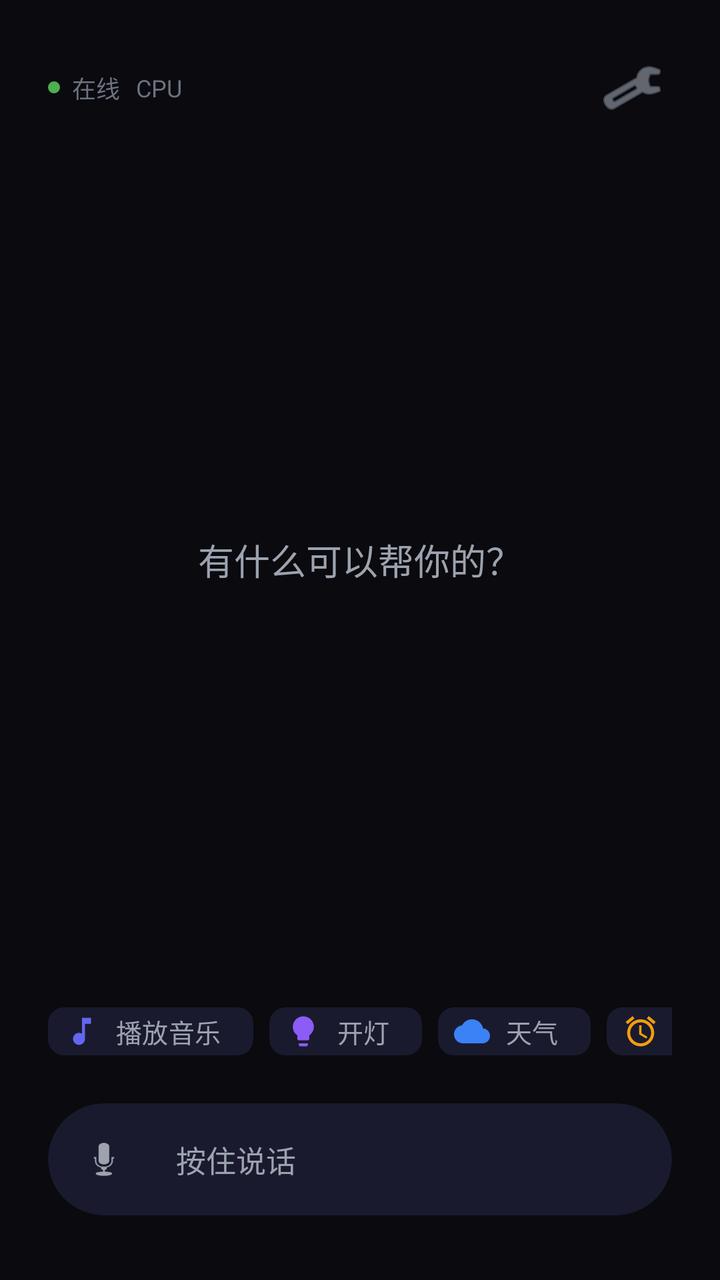
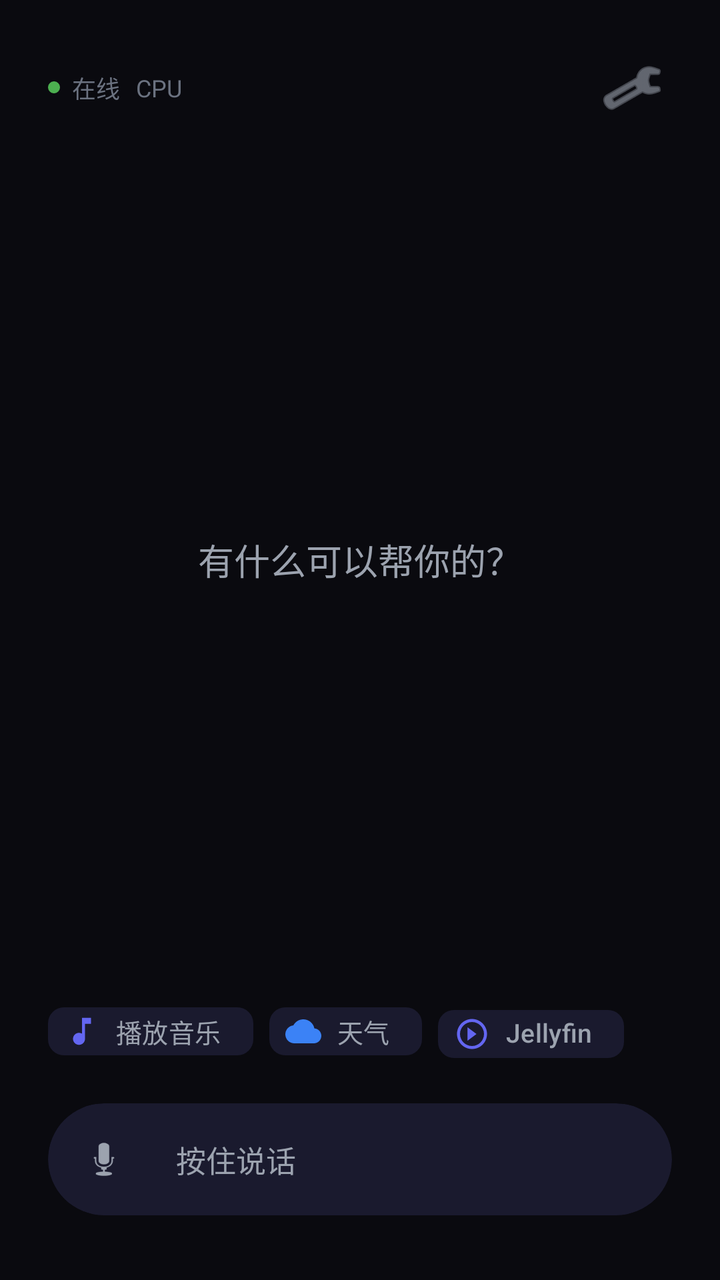

Two renders of the same Android screen: before a commit and after it. Below are the layout's source before the change and the commit's diff.
<!-- AndroidManifest.xml: application theme Theme.VoiceAssistant -->
<!-- res/layout/activity_main.xml -->
<?xml version="1.0" encoding="utf-8"?>
<FrameLayout
    xmlns:android="http://schemas.android.com/apk/res/android"
    xmlns:app="http://schemas.android.com/apk/res-auto"
    xmlns:tools="http://schemas.android.com/tools"
    android:layout_width="match_parent"
    android:layout_height="match_parent"
    android:background="@color/background"
    android:fitsSystemWindows="true">

    
    <LinearLayout
        android:layout_width="match_parent"
        android:layout_height="match_parent"
        android:orientation="vertical">

        
        <LinearLayout
            android:layout_width="match_parent"
            android:layout_height="wrap_content"
            android:layout_marginTop="24dp"
            android:layout_marginHorizontal="24dp"
            android:orientation="horizontal"
            android:gravity="center_vertical">

            <LinearLayout
                android:layout_width="0dp"
                android:layout_height="wrap_content"
                android:layout_weight="1"
                android:orientation="horizontal"
                android:gravity="center_vertical">

                <View
                    android:id="@+id/statusDot"
                    android:layout_width="6dp"
                    android:layout_height="6dp"
                    android:background="@drawable/circle_status_online" />

                <TextView
                    android:id="@+id/tvStatus"
                    android:layout_width="wrap_content"
                    android:layout_height="wrap_content"
                    android:layout_marginStart="6dp"
                    android:text="@string/status_online"
                    android:textColor="@color/text_tertiary"
                    android:textSize="12sp" />

                <TextView
                    android:id="@+id/tvProvider"
                    android:layout_width="wrap_content"
                    android:layout_height="wrap_content"
                    android:layout_marginStart="8dp"
                    android:text="CPU"
                    android:textColor="@color/text_tertiary"
                    android:textSize="12sp" />
            </LinearLayout>

            <ImageButton
                android:id="@+id/btnSettings"
                android:layout_width="40dp"
                android:layout_height="40dp"
                android:background="?attr/selectableItemBackgroundBorderless"
                android:src="@android:drawable/ic_menu_manage"
                android:contentDescription="@string/cd_settings"
                app:tint="@color/text_secondary" />
        </LinearLayout>

        
        <FrameLayout
            android:layout_width="match_parent"
            android:layout_height="0dp"
            android:layout_weight="1"
            android:paddingHorizontal="24dp">

            
            <TextView
                android:id="@+id/tvEmptyHint"
                android:layout_width="wrap_content"
                android:layout_height="wrap_content"
                android:layout_gravity="center"
                android:text="有什么可以帮你的？"
                android:textColor="@color/text_secondary"
                android:textSize="18sp"
                android:fontFamily="sans-serif-light" />

            
            <ScrollView
                android:id="@+id/conversationScroll"
                android:layout_width="match_parent"
                android:layout_height="match_parent"
                android:visibility="gone"
                android:scrollbars="none">

                <LinearLayout
                    android:id="@+id/conversationContainer"
                    android:layout_width="match_parent"
                    android:layout_height="wrap_content"
                    android:orientation="vertical"
                    android:paddingVertical="16dp">

                    

                </LinearLayout>
            </ScrollView>

            
            <com.google.android.material.card.MaterialCardView
                android:id="@+id/asrResultCard"
                android:layout_width="match_parent"
                android:layout_height="wrap_content"
                android:layout_gravity="bottom"
                android:layout_marginBottom="16dp"
                android:visibility="gone"
                android:layerType="software"
                app:cardBackgroundColor="@color/surface"
                app:cardCornerRadius="20dp"
                app:cardElevation="0dp"
                app:strokeWidth="0dp">

                <LinearLayout
                    android:layout_width="match_parent"
                    android:layout_height="wrap_content"
                    android:orientation="horizontal"
                    android:gravity="center_vertical"
                    android:padding="16dp">

                    
                    <View
                        android:id="@+id/asrPulseDot"
                        android:layout_width="8dp"
                        android:layout_height="8dp"
                        android:background="@drawable/circle_pulse" />

                    <TextView
                        android:id="@+id/tvAsrResult"
                        android:layout_width="0dp"
                        android:layout_height="wrap_content"
                        android:layout_weight="1"
                        android:layout_marginStart="12dp"
                        android:text=""
                        android:textColor="@color/text_primary"
                        android:textSize="16sp"
                        android:maxLines="3"
                        android:ellipsize="end" />

                </LinearLayout>
            </com.google.android.material.card.MaterialCardView>
        </FrameLayout>

        
        <LinearLayout
            android:layout_width="match_parent"
            android:layout_height="wrap_content"
            android:orientation="vertical"
            android:paddingHorizontal="24dp"
            android:paddingBottom="32dp">

            
            <HorizontalScrollView
                android:layout_width="match_parent"
                android:layout_height="wrap_content"
                android:layout_marginBottom="16dp"
                android:scrollbars="none">

                <LinearLayout
                    android:id="@+id/quickActionsContainer"
                    android:layout_width="wrap_content"
                    android:layout_height="wrap_content"
                    android:orientation="horizontal">

                    <com.google.android.material.chip.Chip
                        android:id="@+id/chipMusic"
                        android:layout_width="wrap_content"
                        android:layout_height="40dp"
                        android:text="播放音乐"
                        android:textColor="@color/text_secondary"
                        android:textSize="13sp"
                        app:chipBackgroundColor="@color/surface"
                        app:chipStrokeWidth="0dp"
                        app:chipIcon="@drawable/ic_music"
                        app:chipIconTint="@color/primary"
                        app:chipIconVisible="true" />

                    <com.google.android.material.chip.Chip
                        android:id="@+id/chipLight"
                        android:layout_width="wrap_content"
                        android:layout_height="40dp"
                        android:layout_marginStart="8dp"
                        android:text="开灯"
                        android:textColor="@color/text_secondary"
                        android:textSize="13sp"
                        app:chipBackgroundColor="@color/surface"
                        app:chipStrokeWidth="0dp"
                        app:chipIcon="@drawable/ic_light"
                        app:chipIconTint="@color/secondary"
                        app:chipIconVisible="true" />

                    <com.google.android.material.chip.Chip
                        android:id="@+id/chipWeather"
                        android:layout_width="wrap_content"
                        android:layout_height="40dp"
                        android:layout_marginStart="8dp"
                        android:text="天气"
                        android:textColor="@color/text_secondary"
                        android:textSize="13sp"
                        app:chipBackgroundColor="@color/surface"
                        app:chipStrokeWidth="0dp"
                        app:chipIcon="@drawable/ic_weather"
                        app:chipIconTint="@color/info"
                        app:chipIconVisible="true" />

                    <com.google.android.material.chip.Chip
                        android:id="@+id/chipAlarm"
                        android:layout_width="wrap_content"
                        android:layout_height="40dp"
                        android:layout_marginStart="8dp"
                        android:text="设闹钟"
                        android:textColor="@color/text_secondary"
                        android:textSize="13sp"
                        app:chipBackgroundColor="@color/surface"
                        app:chipStrokeWidth="0dp"
                        app:chipIcon="@drawable/ic_alarm"
                        app:chipIconTint="@color/warning"
                        app:chipIconVisible="true" />

                    <com.google.android.material.chip.Chip
                        android:id="@+id/chipJellyfin"
                        android:layout_width="wrap_content"
                        android:layout_height="40dp"
                        android:layout_marginStart="8dp"
                        android:text="Jellyfin"
                        android:textColor="@color/text_secondary"
                        android:textSize="13sp"
                        app:chipBackgroundColor="@color/surface"
                        app:chipStrokeWidth="0dp"
                        app:chipIcon="@drawable/ic_remote_play"
                        app:chipIconTint="@color/primary"
                        app:chipIconVisible="true" />

                </LinearLayout>
            </HorizontalScrollView>

            
            <com.google.android.material.card.MaterialCardView
                android:id="@+id/voiceInputCard"
                android:layout_width="match_parent"
                android:layout_height="56dp"
                android:layerType="software"
                app:cardBackgroundColor="@color/surface"
                app:cardCornerRadius="28dp"
                app:cardElevation="0dp"
                app:strokeWidth="0dp">

                <LinearLayout
                    android:layout_width="match_parent"
                    android:layout_height="match_parent"
                    android:orientation="horizontal"
                    android:gravity="center_vertical">

                    
                    <FrameLayout
                        android:layout_width="48dp"
                        android:layout_height="48dp"
                        android:layout_marginStart="4dp">

                        
                        <ImageView
                            android:id="@+id/icMic"
                            android:layout_width="24dp"
                            android:layout_height="24dp"
                            android:layout_gravity="center"
                            android:src="@android:drawable/ic_btn_speak_now"
                            app:tint="@color/text_secondary" />

                        
                        <LinearLayout
                            android:id="@+id/waveformContainer"
                            android:layout_width="32dp"
                            android:layout_height="24dp"
                            android:layout_gravity="center"
                            android:orientation="horizontal"
                            android:gravity="center"
                            android:visibility="invisible">

                            <View
                                android:id="@+id/waveBar1"
                                android:layout_width="3dp"
                                android:layout_height="8dp"
                                android:background="@color/primary"
                                android:layout_marginHorizontal="1dp" />

                            <View
                                android:id="@+id/waveBar2"
                                android:layout_width="3dp"
                                android:layout_height="16dp"
                                android:background="@color/primary"
                                android:layout_marginHorizontal="1dp" />

                            <View
                                android:id="@+id/waveBar3"
                                android:layout_width="3dp"
                                android:layout_height="12dp"
                                android:background="@color/primary"
                                android:layout_marginHorizontal="1dp" />

                            <View
                                android:id="@+id/waveBar4"
                                android:layout_width="3dp"
                                android:layout_height="20dp"
                                android:background="@color/primary"
                                android:layout_marginHorizontal="1dp" />

                            <View
                                android:id="@+id/waveBar5"
                                android:layout_width="3dp"
                                android:layout_height="10dp"
                                android:background="@color/primary"
                                android:layout_marginHorizontal="1dp" />
                        </LinearLayout>

                        
                        <View
                            android:id="@+id/activeRing"
                            android:layout_width="40dp"
                            android:layout_height="40dp"
                            android:layout_gravity="center"
                            android:background="@drawable/circle_active_ring"
                            android:visibility="invisible" />
                    </FrameLayout>

                    
                    <TextView
                        android:id="@+id/tvInputState"
                        android:layout_width="0dp"
                        android:layout_height="wrap_content"
                        android:layout_weight="1"
                        android:layout_marginHorizontal="12dp"
                        android:text="按住说话"
                        android:textColor="@color/text_secondary"
                        android:textSize="15sp" />

                    
                    <ImageButton
                        android:id="@+id/btnInterrupt"
                        android:layout_width="40dp"
                        android:layout_height="40dp"
                        android:layout_marginEnd="8dp"
                        android:background="?attr/selectableItemBackgroundBorderless"
                        android:src="@android:drawable/ic_media_pause"
                        android:visibility="invisible"
                        android:contentDescription="打断"
                        app:tint="@color/text_secondary" />

                </LinearLayout>
            </com.google.android.material.card.MaterialCardView>

            
            <View
                android:id="@+id/voiceTouchArea"
                android:layout_width="match_parent"
                android:layout_height="56dp"
                android:layout_marginTop="-56dp"
                android:background="@android:color/transparent" />

        </LinearLayout>
    </LinearLayout>
</FrameLayout>
<!-- resources referenced by this layout -->
<resources>
  <color name="background">#FF0A0A0F</color>
  <color name="info">#FF3B82F6</color>
  <color name="primary">#FF6366F1</color>
  <color name="secondary">#FF8B5CF6</color>
  <color name="surface">#FF1A1A2E</color>
  <color name="text_primary">#FFFFFFFF</color>
  <color name="text_secondary">#FF9CA3AF</color>
  <color name="text_tertiary">#FF6B7280</color>
  <color name="warning">#FFF59E0B</color>
  <!-- drawable circle_active_ring (drawable) -->
  <?xml version="1.0" encoding="utf-8"?>
  <shape xmlns:android="http://schemas.android.com/apk/res/android"
      android:shape="ring"
      android:innerRadius="18dp"
      android:thickness="2dp"
      android:useLevel="false">
      <solid android:color="@color/success" />
  </shape>
  <!-- drawable circle_pulse (drawable) -->
  <?xml version="1.0" encoding="utf-8"?>
  <shape xmlns:android="http://schemas.android.com/apk/res/android"
      android:shape="oval">
      <solid android:color="@color/success" />
  </shape>
  <!-- drawable circle_status_online (drawable) -->
  <?xml version="1.0" encoding="utf-8"?>
  <shape xmlns:android="http://schemas.android.com/apk/res/android"
      android:shape="oval">
      <solid android:color="#4CAF50" />
      <size android:width="8dp" android:height="8dp" />
  </shape>
  <!-- drawable ic_alarm (drawable) -->
  <?xml version="1.0" encoding="utf-8"?>
  <vector xmlns:android="http://schemas.android.com/apk/res/android"
      android:width="24dp"
      android:height="24dp"
      android:viewportWidth="24"
      android:viewportHeight="24"
      android:tint="?attr/colorControlNormal">
      <path
          android:fillColor="@android:color/white"
          android:pathData="M22,5.72l-4.6,-3.86 -1.29,1.53 4.6,3.86L22,5.72zM7.88,3.39L6.6,1.86 2,5.71l1.29,1.53 4.59,-3.85zM12.5,8L11,8v6l4.75,2.85 0.75,-1.23 -4,-2.37L12.5,8zM12,4c-4.97,0 -9,4.03 -9,9s4.02,9 9,9c4.97,0 9,-4.03 9,-9s-4.03,-9 -9,-9zM12,20c-3.87,0 -7,-3.13 -7,-7s3.13,-7 7,-7 7,3.13 7,7 -3.13,7 -7,7z"/>
  </vector>
  <!-- drawable ic_light (drawable) -->
  <?xml version="1.0" encoding="utf-8"?>
  <vector xmlns:android="http://schemas.android.com/apk/res/android"
      android:width="24dp"
      android:height="24dp"
      android:viewportWidth="24"
      android:viewportHeight="24"
      android:tint="?attr/colorControlNormal">
      <path
          android:fillColor="@android:color/white"
          android:pathData="M9,21c0,0.5 0.4,1 1,1h4c0.6,0 1,-0.5 1,-1v-1L9,20v1zM12,2C8.1,2 5,5.1 5,9c0,2.4 1.2,4.5 3,5.7L8,17c0,0.5 0.4,1 1,1h6c0.6,0 1,-0.5 1,-1v-2.3c1.8,-1.3 3,-3.4 3,-5.7 0,-3.9 -3.1,-7 -7,-7z"/>
  </vector>
  <!-- drawable ic_music (drawable) -->
  <?xml version="1.0" encoding="utf-8"?>
  <vector xmlns:android="http://schemas.android.com/apk/res/android"
      android:width="24dp"
      android:height="24dp"
      android:viewportWidth="24"
      android:viewportHeight="24"
      android:tint="?attr/colorControlNormal">
      <path
          android:fillColor="@android:color/white"
          android:pathData="M12,3v10.55c-0.59,-0.34 -1.27,-0.55 -2,-0.55 -2.21,0 -4,1.79 -4,4s1.79,4 4,4 4,-1.79 4,-4V7h4V3h-6z"/>
  </vector>
  <!-- drawable ic_weather (drawable) -->
  <?xml version="1.0" encoding="utf-8"?>
  <vector xmlns:android="http://schemas.android.com/apk/res/android"
      android:width="24dp"
      android:height="24dp"
      android:viewportWidth="24"
      android:viewportHeight="24"
      android:tint="?attr/colorControlNormal">
      <path
          android:fillColor="@android:color/white"
          android:pathData="M19.35,10.04C18.67,6.59 15.64,4 12,4 9.11,4 6.6,5.64 5.35,8.04 2.34,8.36 0,10.91 0,14c0,3.31 2.69,6 6,6h13c2.76,0 5,-2.24 5,-5 0,-2.64 -2.05,-4.78 -4.65,-4.96z"/>
  </vector>
  <string name="cd_settings">设置</string>
  <string name="status_online">在线</string>
  <color name="success">#FF10B981</color>
  <color name="primary_variant">#FF4F46E5</color>
  <color name="on_primary">#FFFFFFFF</color>
  <color name="secondary_variant">#FF7C3AED</color>
  <color name="on_secondary">#FFFFFFFF</color>
  <color name="surface_elevated">#FF252542</color>
  <!-- unchanged entries left out for length: 2 -->
</resources>

<!-- the commit's change to res/layout/activity_main.xml (unified diff, before → after) -->
@@ -179,20 +179,6 @@
                         app:chipStrokeWidth="0dp"
                         app:chipIcon="@drawable/ic_music"
                         app:chipIconTint="@color/primary"
-                        app:chipIconVisible="true" />
-
-                    <com.google.android.material.chip.Chip
-                        android:id="@+id/chipLight"
-                        android:layout_width="wrap_content"
-                        android:layout_height="40dp"
-                        android:layout_marginStart="8dp"
-                        android:text="开灯"
-                        android:textColor="@color/text_secondary"
-                        android:textSize="13sp"
-                        app:chipBackgroundColor="@color/surface"
-                        app:chipStrokeWidth="0dp"
-                        app:chipIcon="@drawable/ic_light"
-                        app:chipIconTint="@color/secondary"
                         app:chipIconVisible="true" />
 
                     <com.google.android.material.chip.Chip
@@ -210,20 +196,6 @@
                         app:chipIconVisible="true" />
 
                     <com.google.android.material.chip.Chip
-                        android:id="@+id/chipAlarm"
-                        android:layout_width="wrap_content"
-                        android:layout_height="40dp"
-                        android:layout_marginStart="8dp"
-                        android:text="设闹钟"
-                        android:textColor="@color/text_secondary"
-                        android:textSize="13sp"
-                        app:chipBackgroundColor="@color/surface"
-                        app:chipStrokeWidth="0dp"
-                        app:chipIcon="@drawable/ic_alarm"
-                        app:chipIconTint="@color/warning"
-                        app:chipIconVisible="true" />
-
-                    <com.google.android.material.chip.Chip
                         android:id="@+id/chipJellyfin"
                         android:layout_width="wrap_content"
                         android:layout_height="40dp"
<!-- resource entries referenced after the edit -->
@@ -8,7 +8,6 @@
   <color name="text_primary">#FFFFFFFF</color>
   <color name="text_secondary">#FF9CA3AF</color>
   <color name="text_tertiary">#FF6B7280</color>
-  <color name="warning">#FFF59E0B</color>
   <!-- drawable circle_active_ring (drawable) -->
   <?xml version="1.0" encoding="utf-8"?>
   <shape xmlns:android="http://schemas.android.com/apk/res/android"
@@ -31,30 +30,6 @@
       <solid android:color="#4CAF50" />
       <size android:width="8dp" android:height="8dp" />
   </shape>
-  <!-- drawable ic_alarm (drawable) -->
-  <?xml version="1.0" encoding="utf-8"?>
-  <vector xmlns:android="http://schemas.android.com/apk/res/android"
-      android:width="24dp"
-      android:height="24dp"
-      android:viewportWidth="24"
-      android:viewportHeight="24"
-      android:tint="?attr/colorControlNormal">
-      <path
-          android:fillColor="@android:color/white"
-          android:pathData="M22,5.72l-4.6,-3.86 -1.29,1.53 4.6,3.86L22,5.72zM7.88,3.39L6.6,1.86 2,5.71l1.29,1.53 4.59,-3.85zM12.5,8L11,8v6l4.75,2.85 0.75,-1.23 -4,-2.37L12.5,8zM12,4c-4.97,0 -9,4.03 -9,9s4.02,9 9,9c4.97,0 9,-4.03 9,-9s-4.03,-9 -9,-9zM12,20c-3.87,0 -7,-3.13 -7,-7s3.13,-7 7,-7 7,3.13 7,7 -3.13,7 -7,7z"/>
-  </vector>
-  <!-- drawable ic_light (drawable) -->
-  <?xml version="1.0" encoding="utf-8"?>
-  <vector xmlns:android="http://schemas.android.com/apk/res/android"
-      android:width="24dp"
-      android:height="24dp"
-      android:viewportWidth="24"
-      android:viewportHeight="24"
-      android:tint="?attr/colorControlNormal">
-      <path
-          android:fillColor="@android:color/white"
-          android:pathData="M9,21c0,0.5 0.4,1 1,1h4c0.6,0 1,-0.5 1,-1v-1L9,20v1zM12,2C8.1,2 5,5.1 5,9c0,2.4 1.2,4.5 3,5.7L8,17c0,0.5 0.4,1 1,1h6c0.6,0 1,-0.5 1,-1v-2.3c1.8,-1.3 3,-3.4 3,-5.7 0,-3.9 -3.1,-7 -7,-7z"/>
-  </vector>
   <!-- drawable ic_music (drawable) -->
   <?xml version="1.0" encoding="utf-8"?>
   <vector xmlns:android="http://schemas.android.com/apk/res/android"
